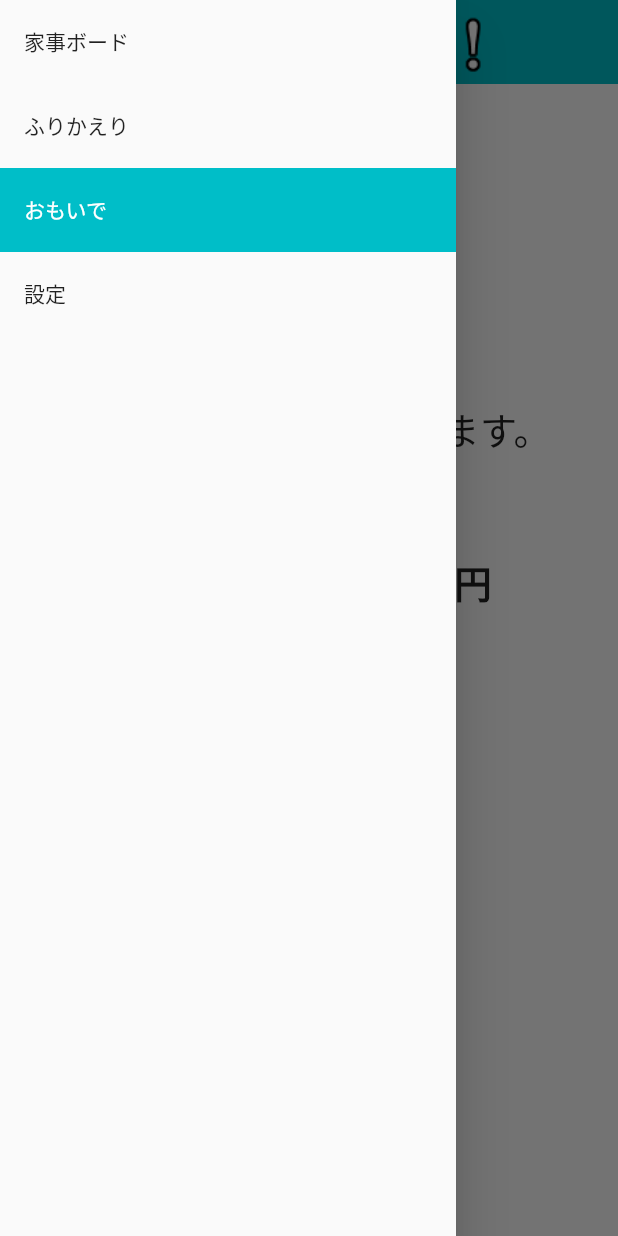
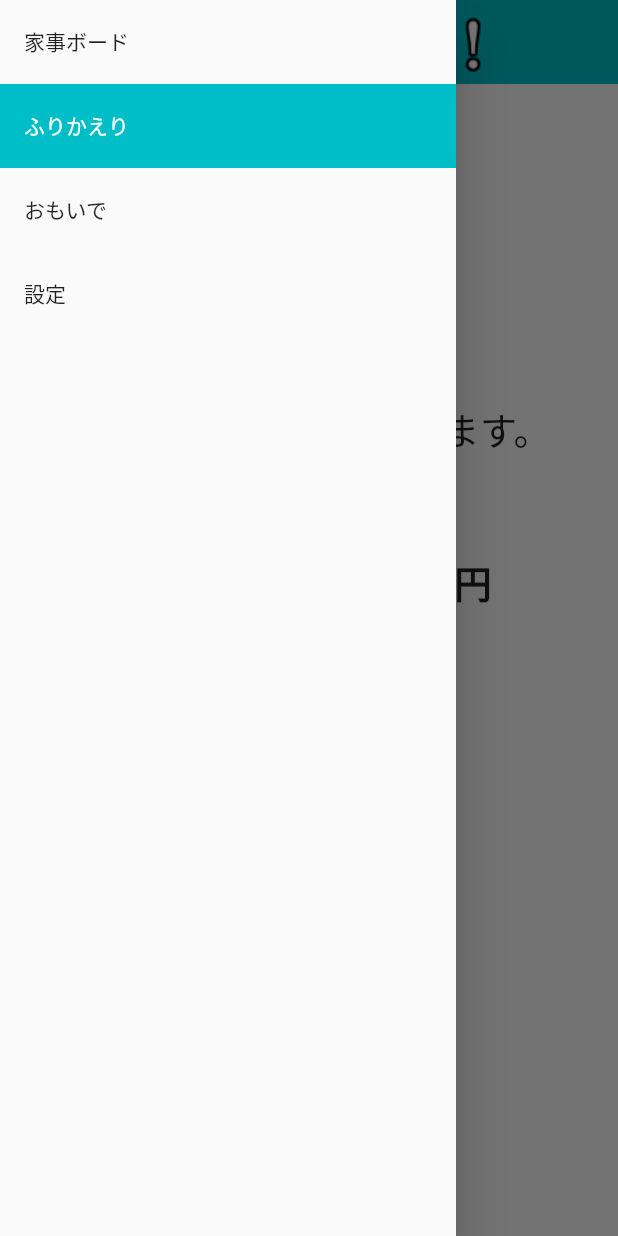
Before and after one commit to nds-sapporo/kagile, a Flutter app: the FurikaeriPage screen opened by its route, with the side drawer open, on a phone screen of 412 x 824 dp. Run offline on Flutter 3.47's test engine with Material 2 defaults, Android fonts, the phone set to English and light mode, and no system bars; our stand-ins replace cloud_functions, firebase_database, firebase_messaging, pie_chart; accounts and stored records are empty.

Commit message:
drower動的

```diff
--- a/lib/main.dart
+++ b/lib/main.dart
@@ -54,7 +54,7 @@ class Omoide extends StatelessWidget {
             },
             body: Text("bbbbbbbbbbbb")
           ),
-          drawer: CommonDrawer("太郎"),
+          drawer: CommonDrawer("太郎", "omoide"),
         ),
       ),
     );
--- a/lib/view/furikaeri/main.dart
+++ b/lib/view/furikaeri/main.dart
@@ -112,7 +112,7 @@ class FurikaeriPageState extends State<FurikaeriPage> {
               ),
             ),
           ),
-          drawer: CommonDrawer(this.user),
+          drawer: CommonDrawer(this.user, "furikaeri"),
         ),
       ),
     );
--- a/lib/view/setting/main.dart
+++ b/lib/view/setting/main.dart
@@ -118,7 +118,7 @@ class SettingPageState extends State<SettingPage> {
           ),
         ),
       ),
-      drawer: CommonDrawer(user),
+      drawer: CommonDrawer(user, "setting"),
     );
   }
 }
--- a/lib/view/summary/main.dart
+++ b/lib/view/summary/main.dart
@@ -111,7 +111,7 @@ class SummaryPageState extends State<SummaryPage> {
               ),
             ),
           ),
-          drawer: CommonDrawer(user),
+          drawer: CommonDrawer(user, "summary"),
         ),
       ),
     );
--- a/lib/view/widget/common_drawer.dart
+++ b/lib/view/widget/common_drawer.dart
@@ -7,18 +7,26 @@ import 'package:kagile/view/setting/main.dart';
 
 class CommonDrawer extends StatelessWidget {
   final String user;
-  CommonDrawer(this.user);
+  final String page;
+  CommonDrawer(this.user, this.page);
 
   @override
   Widget build(BuildContext context) {
     return Drawer(
-      // Add a ListView to the drawer. This ensures the user can scroll
-      // through the options in the Drawer if there isn't enough vertical
-      // space to fit everything.
       child: ListView(
-        // Important: Remove any padding from the ListView.
         padding: EdgeInsets.zero,
         children: <Widget>[
+          if (page == "kajiboard")
+            Container(
+              child: ListTile(
+                title: Text('家事ボード',style: TextStyle(color: Colors.white),),
+                onTap: () {Navigator.of(context).pop();},
+              ),
+              decoration: BoxDecoration(
+                  color: Color.fromARGB(255, 0, 190, 200)
+              ),
+            ),
+          if (page != "kajiboard")
           ListTile(
             title: Text('家事ボード'),
             onTap: () {
@@ -29,6 +37,17 @@ class CommonDrawer extends StatelessWidget {
                       }));
               },
           ),
+          if (page == "furikaeri")
+            Container(
+              child: ListTile(
+                title: Text('ふりかえり',style: TextStyle(color: Colors.white),),
+                onTap: () {Navigator.of(context).pop();},
+              ),
+              decoration: BoxDecoration(
+                  color: Color.fromARGB(255, 0, 190, 200)
+              ),
+            ),
+          if (page != "furikaeri")
           ListTile(
             title: Text('ふりかえり'),
             onTap: () {
@@ -42,6 +61,7 @@ class CommonDrawer extends StatelessWidget {
               );
               },
           ),
+          if (page == "omoide")
             Container(
               child: ListTile(
                 title: Text('おもいで',style: TextStyle(color: Colors.white),),
@@ -51,6 +71,28 @@ class CommonDrawer extends StatelessWidget {
                   color: Color.fromARGB(255, 0, 190, 200)
               ),
             ),
+          if (page != "omoide")
+            ListTile(
+              title: Text('おもいで'),
+              onTap: () {
+                Navigator.of(context).push(
+                    MaterialPageRoute(settings: RouteSettings(name: '/omoide'),
+                    builder: (context) {
+                      return SettingPage(user);
+                    }));
+                },
+            ),
+          if (page == "setting")
+            Container(
+              child: ListTile(
+                title: Text('設定',style: TextStyle(color: Colors.white),),
+                onTap: () {Navigator.of(context).pop();},
+              ),
+              decoration: BoxDecoration(
+                  color: Color.fromARGB(255, 0, 190, 200)
+              ),
+            ),
+          if (page != "setting")
           ListTile(
             title: Text('設定'),
             onTap: () {
--- a/lib/view/widget/common_scaffold.dart
+++ b/lib/view/widget/common_scaffold.dart
@@ -107,7 +107,7 @@ class CommonScaffold extends StatelessWidget {
           )
         ],
       ),
-      drawer: showDrawer ? CommonDrawer(user) : null,
+      drawer: showDrawer ? CommonDrawer(user, "aaa") : null,
       body: bodyData,
       floatingActionButton: showFAB
           ? CustomFloat(
```
Lines whose indentation alone changed are shown as unchanged.
